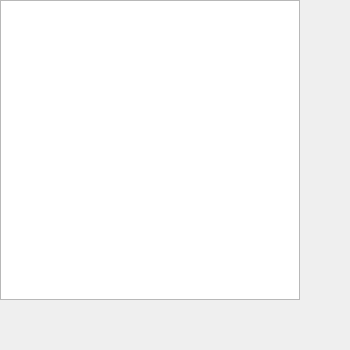
Qt form mainwindow.ui (SamMaroun/Jeu_de_Dames) before a commit.
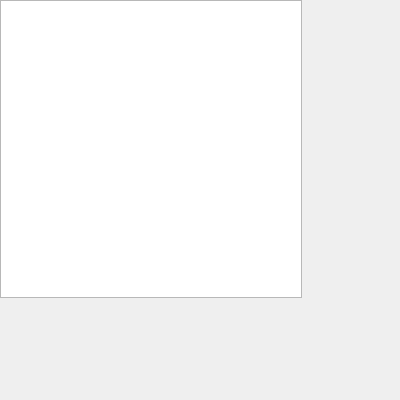
The same form after that commit.

Diff of the .ui file:
```diff
--- a/mainwindow.ui
+++ b/mainwindow.ui
@@ -2,12 +2,15 @@
 <ui version="4.0">
  <class>MainWindow</class>
  <widget class="QMainWindow" name="MainWindow">
+  <property name="enabled">
+   <bool>true</bool>
+  </property>
   <property name="geometry">
    <rect>
     <x>0</x>
     <y>0</y>
-    <width>350</width>
-    <height>350</height>
+    <width>400</width>
+    <height>400</height>
    </rect>
   </property>
   <property name="windowTitle">
@@ -19,8 +22,8 @@
      <rect>
       <x>0</x>
       <y>0</y>
-      <width>300</width>
-      <height>300</height>
+      <width>302</width>
+      <height>298</height>
      </rect>
     </property>
    </widget>
```
Left out of the diff: 2 changed lines with no effect on the pictures.
